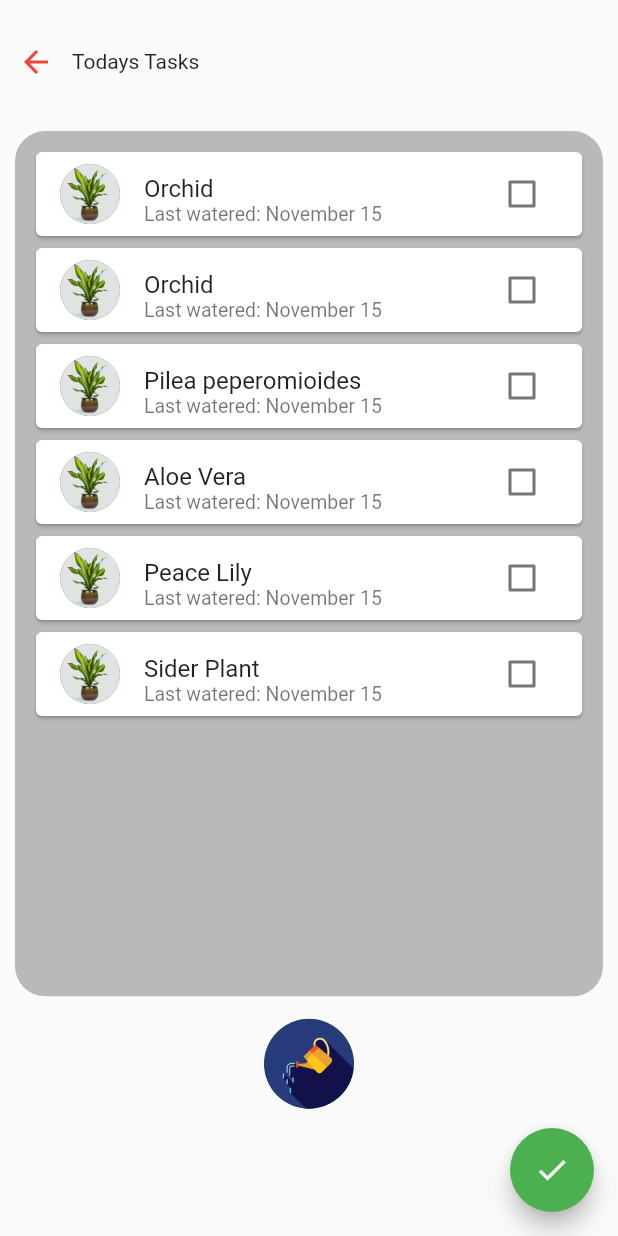
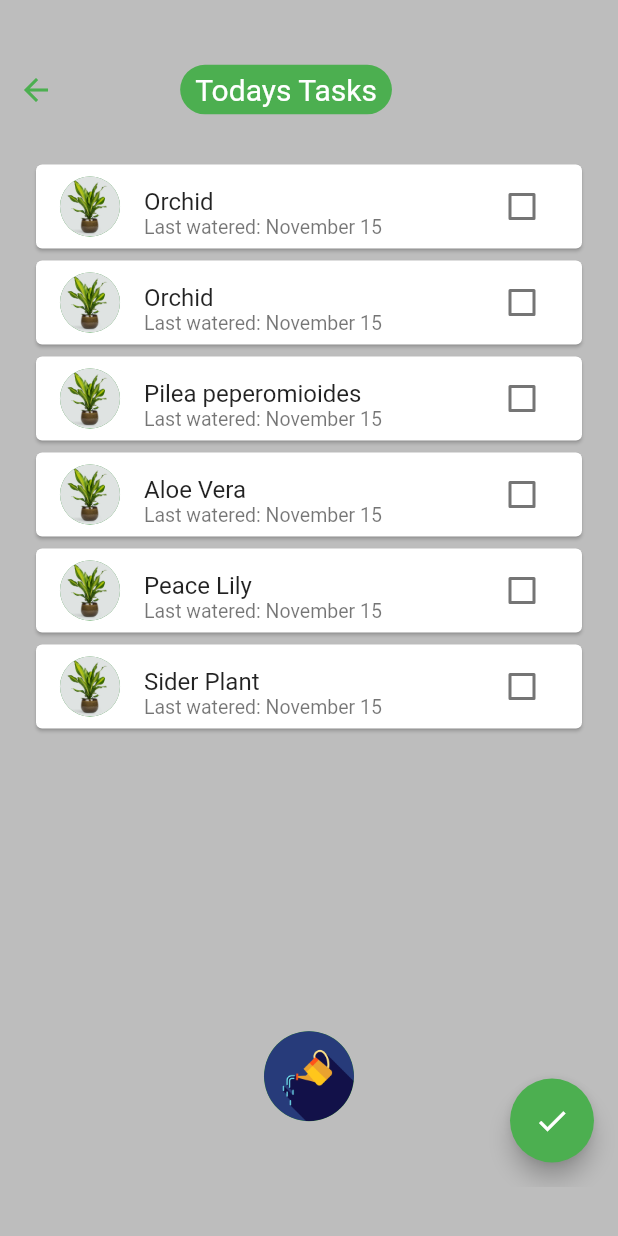
Before and after one commit to michaelgamston/PlantAppProject, a Flutter app: the screen it shows after launch, after a tap on "to-do", on a phone screen of 412 x 824 dp. Run offline on Flutter 3.47's test engine with Material 2 defaults, Android fonts, the phone set to English and light mode, and no system bars.

Commit message:
updates added to to-do

```diff
--- a/lib/widgets/plantList.dart
+++ b/lib/widgets/plantList.dart
@@ -19,6 +19,7 @@ class _PlantListState extends State<PlantList> {
       appBar: AppBar(
         title: const Text("My Plants"),
       ),
+      backgroundColor: Colors.grey[400],
       body: Container(
         margin: const EdgeInsets.fromLTRB(5, 0, 5, 0),
         padding: const EdgeInsets.all(10),
--- a/lib/widgets/swipeTasks.dart
+++ b/lib/widgets/swipeTasks.dart
@@ -28,6 +28,7 @@ class _WateringTaskState extends State<WateringTask> {
   @override
   Widget build(BuildContext context) {
     return Scaffold(
+      backgroundColor: Colors.grey[400],
       body: Column(
         children: [
           Container(
@@ -38,7 +39,7 @@ class _WateringTaskState extends State<WateringTask> {
             margin: const EdgeInsets.fromLTRB(10, 5, 10, 0),
             decoration: const BoxDecoration(
               borderRadius: BorderRadius.all(Radius.circular(20)),
-              color: Color.fromARGB(96, 80, 78, 78),
+              //color: Colors.green,
             ),
 
             height: (MediaQuery.of(context).size.height) * 0.7,
@@ -133,6 +134,7 @@ class _FeedingTaskState extends State<FeedingTask> {
   @override
   Widget build(BuildContext context) {
     return Scaffold(
+      backgroundColor: Colors.grey[400],
       body: Column(
         children: [
           Container(
@@ -143,7 +145,7 @@ class _FeedingTaskState extends State<FeedingTask> {
             margin: const EdgeInsets.fromLTRB(10, 5, 10, 0),
             decoration: const BoxDecoration(
               borderRadius: BorderRadius.all(Radius.circular(20)),
-              color: Color.fromARGB(96, 80, 78, 78),
+              //color: Colors.green,
             ),
 
             height: (MediaQuery.of(context).size.height) * 0.7,
@@ -239,6 +241,7 @@ class _RepottingTaskState extends State<RepottingTask> {
   @override
   Widget build(BuildContext context) {
     return Scaffold(
+      backgroundColor: Colors.grey[400],
       body: Column(
         children: [
           Container(
@@ -249,7 +252,7 @@ class _RepottingTaskState extends State<RepottingTask> {
             margin: const EdgeInsets.fromLTRB(10, 5, 10, 0),
             decoration: const BoxDecoration(
               borderRadius: BorderRadius.all(Radius.circular(20)),
-              color: Color.fromARGB(96, 80, 78, 78),
+              //color: Colors.green,
             ),
 
             height: (MediaQuery.of(context).size.height) * 0.7,
--- a/lib/widgets/todaysTasks.dart
+++ b/lib/widgets/todaysTasks.dart
@@ -19,10 +19,14 @@ class _TodaysTasksState extends State<TodaysTasks> {
   @override
   Widget build(BuildContext context) {
     return Scaffold(
+      backgroundColor: Colors.grey[400],
       body: Column(
         children: [
           SizedBox(
-            height: (MediaQuery.of(context).size.height) * 0.1,
+            height: (MediaQuery.of(context).size.height) * 0.035,
+          ),
+          SizedBox(
+            height: (MediaQuery.of(context).size.height) * 0.075,
             child: Row(
               children: [
                 IconButton(
@@ -31,15 +35,34 @@ class _TodaysTasksState extends State<TodaysTasks> {
                   },
                   icon: const Icon(
                     Icons.arrow_back,
-                    color: Colors.red,
+                    color: Colors.green,
                   ),
                 ),
-                const Center(child: Text("Todays Tasks")),
+                SizedBox(
+                  //get the title roughly in the middle
+                  width: MediaQuery.of(context).size.width * 0.175,
+                ),
+                Center(
+                  child: Container(
+                    padding: const EdgeInsets.fromLTRB(10, 5, 10, 5),
+                    decoration: const BoxDecoration(
+                      borderRadius: BorderRadius.all(Radius.circular(20)),
+                      color: Colors.green,
+                    ),
+                    child: const Text(
+                      "Todays Tasks",
+                      style: TextStyle(
+                        color: Colors.white,
+                        fontSize: 20,
+                      ),
+                    ),
+                  ),
+                ),
               ],
             ),
           ),
           SizedBox(
-            height: (MediaQuery.of(context).size.height) * 0.9,
+            height: (MediaQuery.of(context).size.height) * 0.85,
             child: PageView(
               controller: _controller,
               children: [
```
